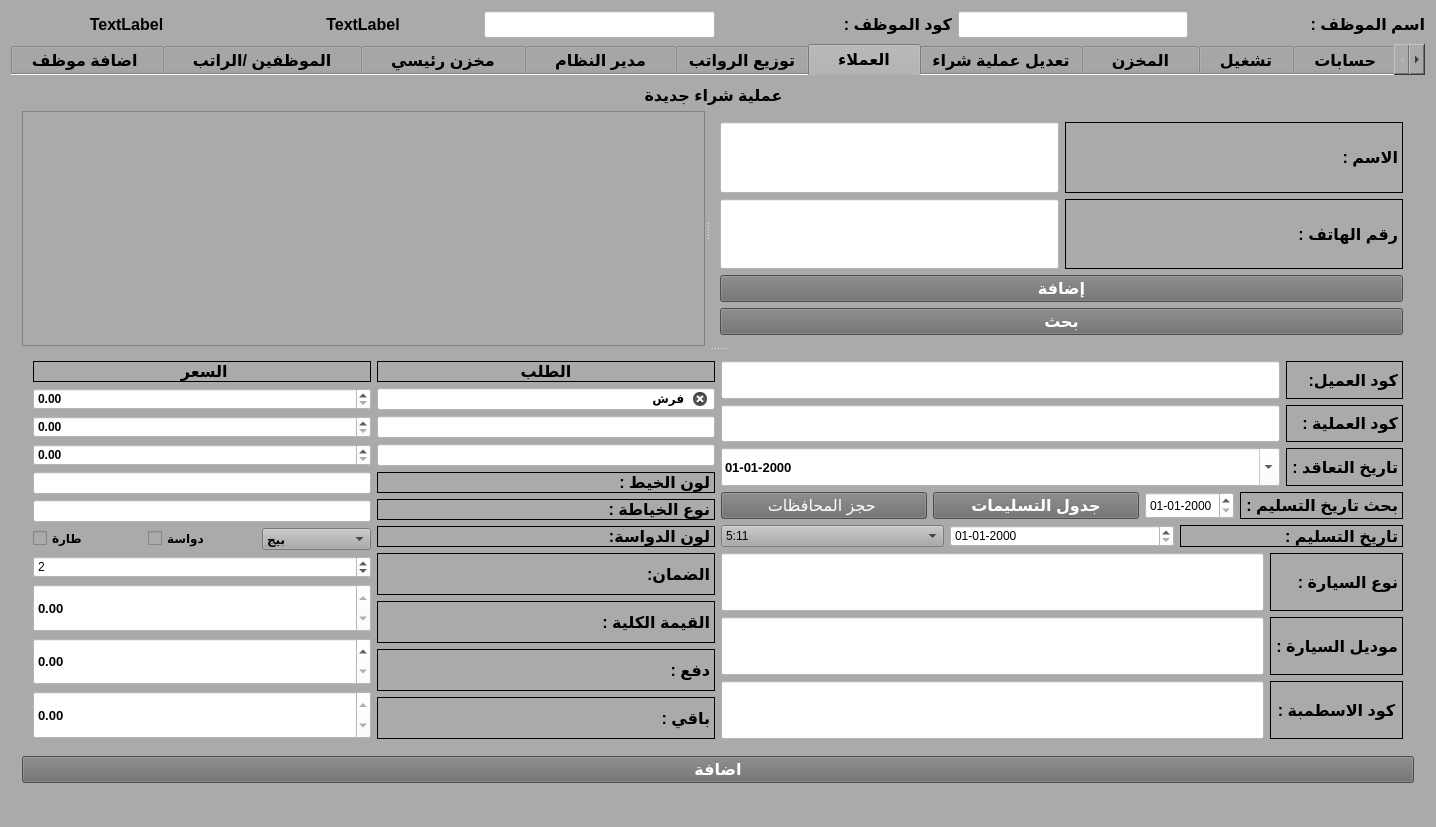
xman199775/jeanscar, file mainwindow.ui: the form before one commit.
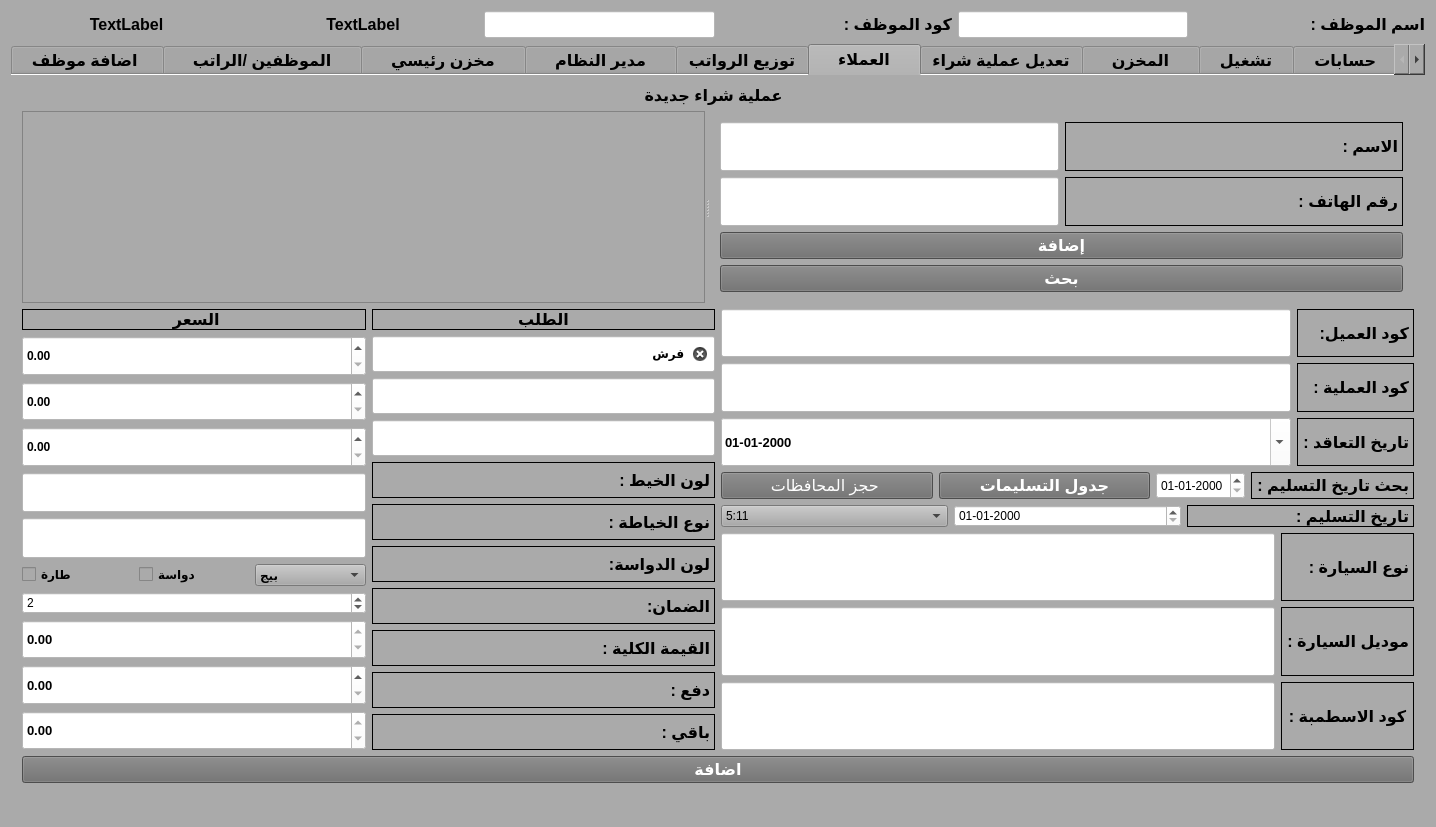
The form after the commit. The open tabs and pages were chosen to show the change. Icons and pictures are not drawn.

Commit message:
auto increamnt problem
op code problem has been solved by adding it to the thread

Patch:
```diff
--- a/mainwindow.ui
+++ b/mainwindow.ui
@@ -222,7 +222,7 @@
        <enum>QTabWidget::Rounded</enum>
       </property>
       <property name="currentIndex">
-       <number>3</number>
+       <number>5</number>
       </property>
       <property name="iconSize">
        <size>
@@ -814,7 +814,7 @@
                     </property>
                     <property name="time">
                      <time>
-                      <hour>0</hour>
+                      <hour>22</hour>
                       <minute>0</minute>
                       <second>0</second>
                      </time>
@@ -3463,8 +3463,8 @@
             <rect>
              <x>0</x>
              <y>0</y>
-             <width>1370</width>
-             <height>695</height>
+             <width>1386</width>
+             <height>703</height>
             </rect>
            </property>
            <layout class="QVBoxLayout" name="verticalLayout_79">
@@ -4518,7 +4518,7 @@
        <attribute name="title">
         <string>    العملاء    </string>
        </attribute>
-       <layout class="QVBoxLayout" name="verticalLayout_78">
+       <layout class="QVBoxLayout" name="verticalLayout_45">
         <item>
          <widget class="QLabel" name="label_21">
           <property name="sizePolicy">
@@ -4552,10 +4552,6 @@
          </widget>
         </item>
         <item>
-         <widget class="QSplitter" name="splitter_2">
-          <property name="orientation">
-           <enum>Qt::Vertical</enum>
-          </property>
           <widget class="QSplitter" name="splitter">
            <property name="orientation">
             <enum>Qt::Horizontal</enum>
@@ -4743,14 +4739,13 @@
             </layout>
            </widget>
           </widget>
-          <widget class="QWidget" name="layoutWidget">
+        </item>
+        <item>
            <layout class="QHBoxLayout" name="horizontalLayout_40">
             <item>
              <layout class="QHBoxLayout" name="horizontalLayout_39">
               <item>
-               <layout class="QVBoxLayout" name="verticalLayout_57">
-                <item>
-                 <layout class="QVBoxLayout" name="verticalLayout_54">
+             <layout class="QVBoxLayout" name="verticalLayout_38">
                   <item>
                    <widget class="QLabel" name="label_186">
                     <property name="font">
@@ -4942,10 +4937,6 @@
                     </item>
                    </layout>
                   </item>
-                 </layout>
-                </item>
-                <item>
-                 <layout class="QVBoxLayout" name="verticalLayout_38">
                   <item>
                    <widget class="QSpinBox" name="warin">
                     <property name="styleSheet">
@@ -5045,10 +5036,6 @@
                   </item>
                  </layout>
                 </item>
-               </layout>
-              </item>
-              <item>
-               <layout class="QVBoxLayout" name="verticalLayout_55">
                 <item>
                  <layout class="QVBoxLayout" name="verticalLayout_3">
                   <item>
@@ -5212,10 +5199,6 @@
                     </property>
                    </widget>
                   </item>
-                 </layout>
-                </item>
-                <item>
-                 <layout class="QVBoxLayout" name="verticalLayout_45">
                   <item>
                    <widget class="QLabel" name="label_190">
                     <property name="sizePolicy">
@@ -5312,8 +5295,6 @@
                 </item>
                </layout>
               </item>
-             </layout>
-            </item>
             <item>
              <layout class="QVBoxLayout" name="verticalLayout_101">
               <item>
@@ -5760,8 +5741,6 @@
              </layout>
             </item>
            </layout>
-          </widget>
-         </widget>
         </item>
         <item>
          <widget class="QPushButton" name="pushButton">
```
Lines whose indentation alone changed are shown as unchanged. The commit also changes 2 other files.
